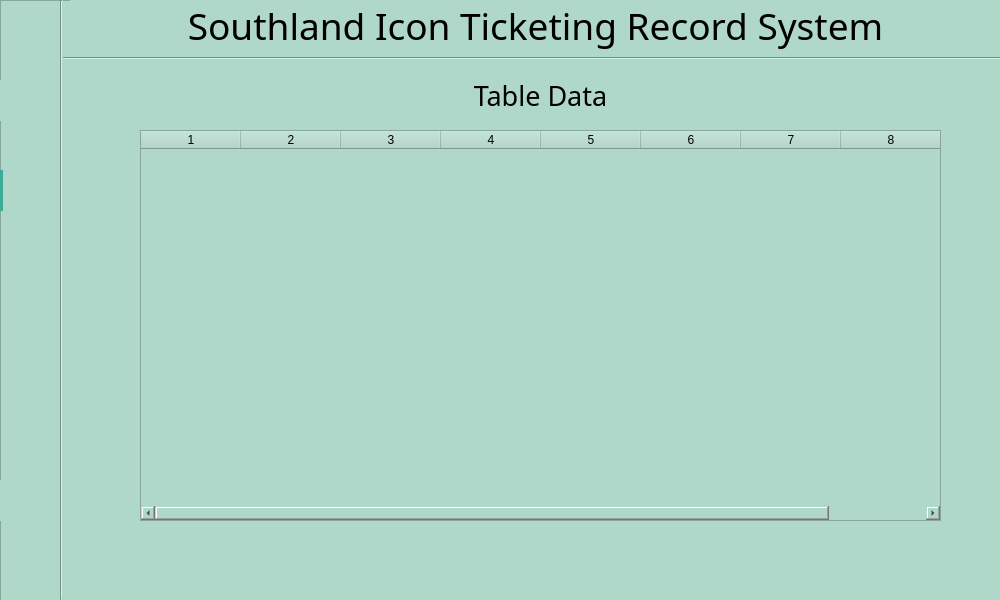
Old version of the form PyQt/list.ui in the repository Oniely/codes.
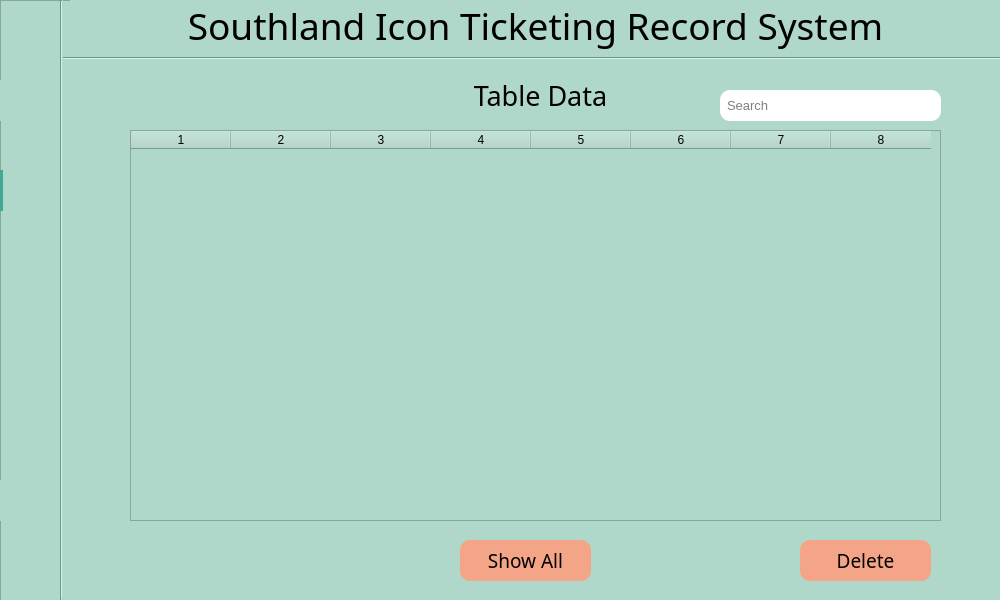
New version of the form. Icons and pictures are not drawn.

What changed in the file:
```diff
--- a/PyQt/list.ui
+++ b/PyQt/list.ui
@@ -217,9 +217,9 @@
     <widget class="QTableWidget" name="tableData">
      <property name="geometry">
       <rect>
-       <x>80</x>
+       <x>70</x>
        <y>130</y>
-       <width>801</width>
+       <width>811</width>
        <height>391</height>
       </rect>
      </property>
@@ -250,9 +250,9 @@
     <widget class="QLabel" name="label_8">
      <property name="geometry">
       <rect>
-       <x>180</x>
+       <x>310</x>
        <y>80</y>
-       <width>601</width>
+       <width>341</width>
        <height>31</height>
       </rect>
      </property>
@@ -277,6 +277,134 @@
       <set>Qt::AlignCenter</set>
      </property>
     </widget>
+    <widget class="QPushButton" name="searchbtn">
+     <property name="geometry">
+      <rect>
+       <x>850</x>
+       <y>90</y>
+       <width>31</width>
+       <height>31</height>
+      </rect>
+     </property>
+     <property name="font">
+      <font>
+       <family>Montserrat SemiBold</family>
+       <pointsize>10</pointsize>
+      </font>
+     </property>
+     <property name="cursor">
+      <cursorShape>PointingHandCursor</cursorShape>
+     </property>
+     <property name="styleSheet">
+      <string notr="true">QPushButton {
+	border: 0;
+	border-radius: 10px;
+	background: transparent;
+}
+
+QPushButton:hover {
+	background: rgba(0,0,0,0.1)
+}</string>
+     </property>
+     <property name="text">
+      <string/>
+     </property>
+     <property name="icon">
+      <iconset>
+       <normaloff>search-icon.png</normaloff>search-icon.png</iconset>
+     </property>
+    </widget>
+    <widget class="QLineEdit" name="lineSearch">
+     <property name="geometry">
+      <rect>
+       <x>660</x>
+       <y>90</y>
+       <width>221</width>
+       <height>31</height>
+      </rect>
+     </property>
+     <property name="font">
+      <font>
+       <pointsize>10</pointsize>
+      </font>
+     </property>
+     <property name="styleSheet">
+      <string notr="true">background: #fff;
+border: 0;
+border-radius: 10px;
+padding-left: 5px;</string>
+     </property>
+     <property name="placeholderText">
+      <string>Search</string>
+     </property>
+    </widget>
+    <widget class="QPushButton" name="showbtn">
+     <property name="geometry">
+      <rect>
+       <x>400</x>
+       <y>540</y>
+       <width>131</width>
+       <height>41</height>
+      </rect>
+     </property>
+     <property name="font">
+      <font>
+       <family>Montserrat SemiBold</family>
+       <pointsize>14</pointsize>
+      </font>
+     </property>
+     <property name="cursor">
+      <cursorShape>PointingHandCursor</cursorShape>
+     </property>
+     <property name="styleSheet">
+      <string notr="true">QPushButton {
+	border: 0;
+	background: #F5A587;
+	border-radius: 10px;
+}
+
+QPushButton:hover {
+	background: #F5A476;
+}</string>
+     </property>
+     <property name="text">
+      <string>Show All</string>
+     </property>
+    </widget>
+    <widget class="QPushButton" name="delbtn">
+     <property name="geometry">
+      <rect>
+       <x>740</x>
+       <y>540</y>
+       <width>131</width>
+       <height>41</height>
+      </rect>
+     </property>
+     <property name="font">
+      <font>
+       <family>Montserrat SemiBold</family>
+       <pointsize>14</pointsize>
+      </font>
+     </property>
+     <property name="cursor">
+      <cursorShape>PointingHandCursor</cursorShape>
+     </property>
+     <property name="styleSheet">
+      <string notr="true">QPushButton {
+	border: 0;
+	background: #F5A587;
+	border-radius: 10px;
+}
+
+QPushButton:hover {
+	background: #F5A476;
+}</string>
+     </property>
+     <property name="text">
+      <string>Delete</string>
+     </property>
+    </widget>
+    <zorder>lineSearch</zorder>
     <zorder>label</zorder>
     <zorder>line_2</zorder>
     <zorder>line_7</zorder>
```
Left out of the diff: 13 changed lines with no effect on the pictures.
